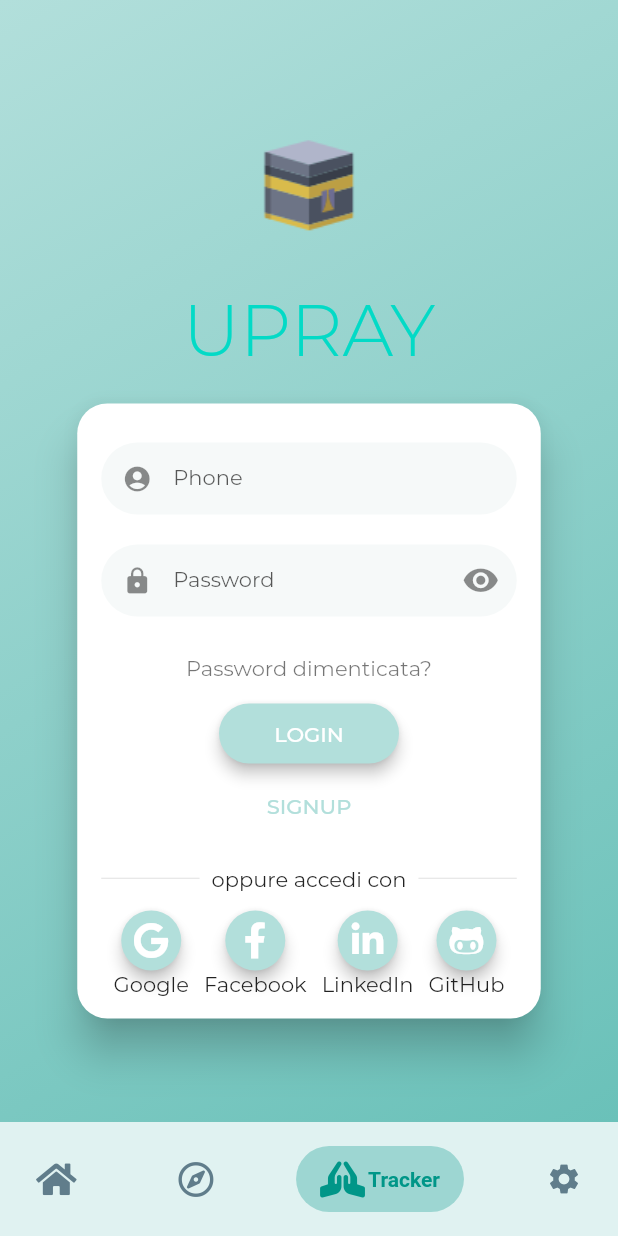
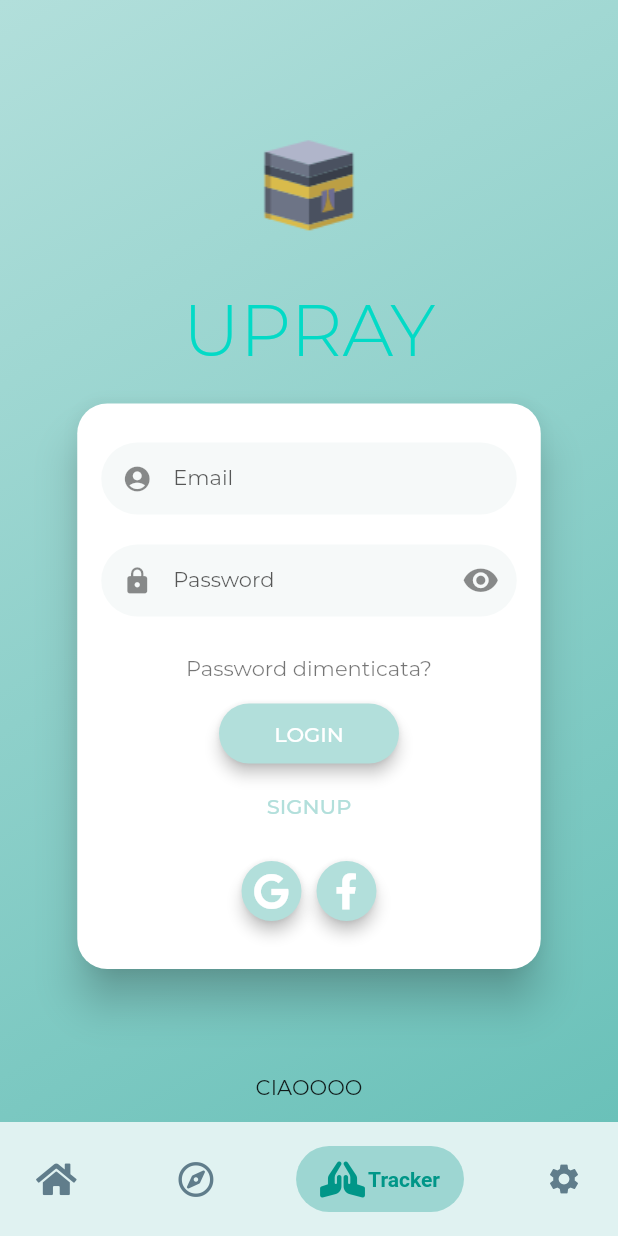
Before and after one commit to om4rr4mo/X_UPray, a Flutter app: the screen it shows after launch, item 3 of the bottom bar chosen, after a tap on "Password dimenticata?", on a phone screen of 412 x 824 dp. Run offline on Flutter 3.47's test engine with Material 2 defaults, Android fonts, the phone set to English and light mode, and no system bars; drawn by our look-alikes of flutter_login, salomon_bottom_bar; our stand-ins replace after_layout, flutter_compass, font_awesome_flutter, geolocator, location, lottie and 1 more; missing offline and left inert: android_intent, geocoder; project files that could hold a hidden picture were left out.

```diff
--- a/lib/main.dart
+++ b/lib/main.dart
@@ -1,21 +1,18 @@
 import 'package:flutter/material.dart';
-import 'package:geolocator/geolocator.dart';
 import 'package:prayers/pages/home_page.dart';
 import 'package:prayers/pages/loading_pages.dart';
 import 'package:prayers/providers/theme_provider.dart';
 import 'package:provider/provider.dart';
 
-import 'Utility/TGBL.dart';
-
 Future<void> main() async {
-  runApp(MyApp());
+  runApp(const MyApp());
 }
 
 class MyApp extends StatelessWidget {
+  const MyApp({Key? key}) : super(key: key);
 
   @override
   Widget build(BuildContext context) {
-
     return ChangeNotifierProvider(
         create: (context) => ThemeProvider(),
         builder: (context, _) {
@@ -23,7 +20,7 @@ class MyApp extends StatelessWidget {
             title: 'UPray',
             theme: MyTheme.lightTheme,
             debugShowCheckedModeBanner: false,
-            home: const HomePage(),
+            home: HomePage(),
           );
         }
     );
--- a/lib/pages/loading_pages.dart
+++ b/lib/pages/loading_pages.dart
@@ -4,7 +4,6 @@ import 'package:flutter/material.dart';
 import 'package:lottie/lottie.dart';
 
 import 'package:prayers/Utility/TGBL.dart';
-import 'package:prayers/components/loading_bar.dart';
 
 class LoadingPage extends StatefulWidget {
   const LoadingPage({
@@ -49,6 +48,8 @@ class _LoadingPageState extends State<LoadingPage>
     controller.forward();
   }
 
+
+
   @override
   Widget build(BuildContext context) {
     return Scaffold(
--- a/lib/pages/tracker_page.dart
+++ b/lib/pages/tracker_page.dart
@@ -53,22 +53,26 @@ class _TrackerPageState extends State<TrackerPage> {
           ),
         ),
       );
-    else
-      return FlutterLogin(
+    else {
+      return Scaffold(
+        body: SafeArea(
+          child: FlutterLogin(
+
             messages: LoginMessages(
+
               forgotPasswordButton: "Password dimenticata?",
               providersTitleFirst: "oppure accedi con",
             ),
-        userType: LoginUserType.phone,
-        disableCustomPageTransformer: true,
             title: 'UPRAY',
             logo: AssetImage('assets/images/mecca.png'),
             onLogin: _authUser,
             onSignup: _signupUser,
+
             loginProviders: <LoginProvider>[
               LoginProvider(
+
                 icon: FontAwesomeIcons.google,
-            label: 'Google',
+                label: '',
                 callback: () async {
                   debugPrint('start google sign in');
                   await Future.delayed(loginTime);
@@ -78,7 +82,7 @@ class _TrackerPageState extends State<TrackerPage> {
               ),
               LoginProvider(
                 icon: FontAwesomeIcons.facebookF,
-            label: 'Facebook',
+                label: '',
                 callback: () async {
                   debugPrint('start facebook sign in');
                   await Future.delayed(loginTime);
@@ -86,26 +90,26 @@ class _TrackerPageState extends State<TrackerPage> {
                   return null;
                 },
               ),
-          LoginProvider(
-            icon: FontAwesomeIcons.linkedinIn,
-            label: "LinkedIn",
-            callback: () async {
-              debugPrint('start linkdin sign in');
-              await Future.delayed(loginTime);
-              debugPrint('stop linkdin sign in');
-              return null;
-            },
-          ),
-          LoginProvider(
-            icon: FontAwesomeIcons.githubAlt,
-            label: "GitHub",
-            callback: () async {
-              debugPrint('start github sign in');
-              await Future.delayed(loginTime);
-              debugPrint('stop github sign in');
-              return null;
-            },
-          ),
+              //LoginProvider(
+              //  icon: FontAwesomeIcons.linkedinIn,
+              //  label: "LinkedIn",
+              //  callback: () async {
+              //    debugPrint('start linkdin sign in');
+              //    await Future.delayed(loginTime);
+              //    debugPrint('stop linkdin sign in');
+              //    return null;
+              //  },
+              //),
+              //LoginProvider(
+              //  icon: FontAwesomeIcons.githubAlt,
+              //  label: "GitHub",
+              //  callback: () async {
+              //    debugPrint('start github sign in');
+              //    await Future.delayed(loginTime);
+              //    debugPrint('stop github sign in');
+              //    return null;
+              //  },
+              //),
             ],
             onSubmitAnimationCompleted: () {
               setState(() {
@@ -116,6 +120,12 @@ class _TrackerPageState extends State<TrackerPage> {
               // ));
             },
             onRecoverPassword: _recoverPassword,
+            footer: "CIAOOOO",
+            showDebugButtons: false,
+            hideProvidersTitle: true,
+          ),
+        ),
       );
     }
   }
+}
--- a/pubspec.yaml
+++ b/pubspec.yaml
@@ -45,6 +45,7 @@ dependencies:
   flutter_compass: ^0.3.2
   location: ^2.3.5
   after_layout: ^1.0.7+2
+  permission: ^0.1.7
   permission_handler: ^8.3.0
   android_intent: ^0.3.6+12
   flutter_login: ^3.1.0
```
Also changed, not shown: lib/providers/permission_provider.dart (deleted, +0 -7 lines), lib/providers/prayer_data.dart (indentation only), lib/providers/prayer_provider.dart (indentation only), pubspec.lock, 4 other files. Lines whose indentation alone changed are shown as unchanged.
